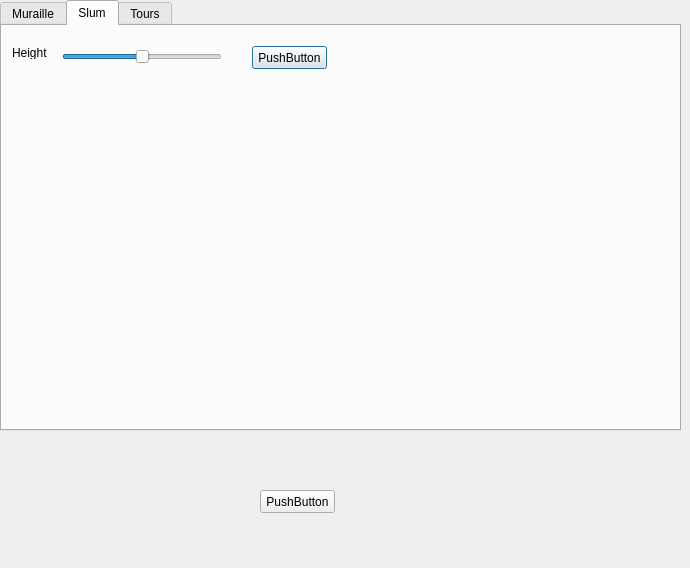
The window that interface.ui (Ghostmoonk/maya-python-castle) describes before a commit, drawn with Qt 5.
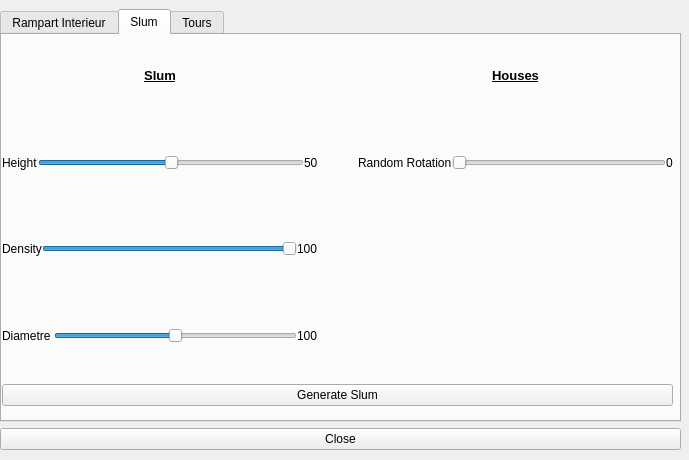
The same window after the commit. The open tabs and pages were chosen to show the change.

Commit message: Interface qui marche, ajout fonctions pour mash3 ajout onglet muraille

The edit to the form file:
```diff
--- a/interface.ui
+++ b/interface.ui
@@ -6,8 +6,8 @@
    <rect>
     <x>0</x>
     <y>0</y>
-    <width>690</width>
-    <height>568</height>
+    <width>689</width>
+    <height>460</height>
    </rect>
   </property>
   <property name="acceptDrops">
@@ -16,41 +16,299 @@
   <property name="windowTitle">
    <string>Generateur de Chateau</string>
   </property>
-  <widget class="QTabWidget" name="tabWidget">
+  <widget class="QWidget" name="verticalLayoutWidget">
    <property name="geometry">
     <rect>
      <x>0</x>
-     <y>0</y>
+     <y>9</y>
      <width>681</width>
-     <height>431</height>
+     <height>441</height>
     </rect>
    </property>
+   <layout class="QVBoxLayout" name="verticalLayout">
+    <item>
+     <widget class="QTabWidget" name="tabWidget">
    <property name="currentIndex">
     <number>1</number>
    </property>
    <widget class="QWidget" name="tab">
     <attribute name="title">
-     <string>Muraille</string>
-    </attribute>
+        <string>Rampart Interieur</string>
+       </attribute>
+       <widget class="QWidget" name="horizontalLayoutWidget_5">
+        <property name="geometry">
+         <rect>
+          <x>0</x>
+          <y>340</y>
+          <width>671</width>
+          <height>41</height>
+         </rect>
+        </property>
+        <layout class="QHBoxLayout" name="horizontalLayout_5">
+         <item>
+          <widget class="QPushButton" name="buttonRampInt">
+           <property name="text">
+            <string>Generer Rampart Intérieur</string>
+           </property>
+          </widget>
+         </item>
+        </layout>
+       </widget>
+       <widget class="QWidget" name="gridLayoutWidget_2">
+        <property name="geometry">
+         <rect>
+          <x>0</x>
+          <y>14</y>
+          <width>441</width>
+          <height>321</height>
+         </rect>
+        </property>
+        <layout class="QGridLayout" name="gridLayout_3">
+         <item row="1" column="0">
+          <layout class="QHBoxLayout" name="horizontalLayout_7">
+           <item>
+            <widget class="QLabel" name="label_11">
+             <property name="text">
+              <string>Hauteur</string>
+             </property>
+            </widget>
+           </item>
+           <item>
+            <widget class="QSlider" name="horizontalSlider_2">
+             <property name="maximum">
+              <number>16</number>
+             </property>
+             <property name="orientation">
+              <enum>Qt::Horizontal</enum>
+             </property>
+            </widget>
+           </item>
+          </layout>
+         </item>
+         <item row="4" column="0">
+          <layout class="QHBoxLayout" name="horizontalLayout_10">
+           <item>
+            <widget class="QLabel" name="label_14">
+             <property name="text">
+              <string>Ouverture</string>
+             </property>
+            </widget>
+           </item>
+           <item>
+            <widget class="QSlider" name="horizontalSlider_5">
+             <property name="orientation">
+              <enum>Qt::Horizontal</enum>
+             </property>
+            </widget>
+           </item>
+          </layout>
+         </item>
+         <item row="6" column="0">
+          <layout class="QGridLayout" name="gridLayout_4">
+           <item row="1" column="1">
+            <widget class="QSlider" name="horizontalSlider_7">
+             <property name="orientation">
+              <enum>Qt::Horizontal</enum>
+             </property>
+            </widget>
+           </item>
+           <item row="0" column="1">
+            <widget class="QLabel" name="label_28">
+             <property name="text">
+              <string>X</string>
+             </property>
+            </widget>
+           </item>
+           <item row="1" column="0">
+            <widget class="QLabel" name="label_16">
+             <property name="text">
+              <string>Decalage de la porte</string>
+             </property>
+            </widget>
+           </item>
+           <item row="1" column="2">
+            <widget class="QSlider" name="horizontalSlider_15">
+             <property name="orientation">
+              <enum>Qt::Horizontal</enum>
+             </property>
+            </widget>
+           </item>
+           <item row="0" column="2">
+            <widget class="QLabel" name="label_29">
+             <property name="text">
+              <string>Z</string>
+             </property>
+            </widget>
+           </item>
+          </layout>
+         </item>
+         <item row="2" column="0">
+          <layout class="QHBoxLayout" name="horizontalLayout_8">
+           <item>
+            <widget class="QLabel" name="label_12">
+             <property name="text">
+              <string>Résolution</string>
+             </property>
+            </widget>
+           </item>
+           <item>
+            <widget class="QSlider" name="horizontalSlider_3">
+             <property name="maximum">
+              <number>16</number>
+             </property>
+             <property name="orientation">
+              <enum>Qt::Horizontal</enum>
+             </property>
+            </widget>
+           </item>
+          </layout>
+         </item>
+         <item row="5" column="0">
+          <layout class="QHBoxLayout" name="horizontalLayout_11">
+           <item>
+            <widget class="QLabel" name="label_15">
+             <property name="text">
+              <string>Nombre de tours</string>
+             </property>
+            </widget>
+           </item>
+           <item>
+            <widget class="QSlider" name="horizontalSlider_6">
+             <property name="orientation">
+              <enum>Qt::Horizontal</enum>
+             </property>
+            </widget>
+           </item>
+          </layout>
+         </item>
+         <item row="3" column="0">
+          <layout class="QHBoxLayout" name="horizontalLayout_9">
+           <item>
+            <widget class="QLabel" name="label_13">
+             <property name="text">
+              <string>Rayon</string>
+             </property>
+            </widget>
+           </item>
+           <item>
+            <widget class="QSlider" name="horizontalSlider_4">
+             <property name="orientation">
+              <enum>Qt::Horizontal</enum>
+             </property>
+            </widget>
+           </item>
+          </layout>
+         </item>
+         <item row="0" column="0">
+          <widget class="QLabel" name="label_17">
+           <property name="font">
+            <font>
+             <pointsize>10</pointsize>
+             <weight>75</weight>
+             <bold>true</bold>
+             <underline>true</underline>
+            </font>
+           </property>
+           <property name="text">
+            <string>Rampart Intérieur </string>
+           </property>
+           <property name="alignment">
+            <set>Qt::AlignCenter</set>
+           </property>
+          </widget>
+         </item>
+        </layout>
+       </widget>
    </widget>
    <widget class="QWidget" name="tab_2">
     <attribute name="title">
      <string>Slum</string>
     </attribute>
-    <widget class="QSlider" name="slider1">
+       <widget class="QWidget" name="verticalLayoutWidget_2">
      <property name="geometry">
       <rect>
-       <x>60</x>
-       <y>20</y>
-       <width>160</width>
-       <height>22</height>
-      </rect>
-     </property>
+          <x>0</x>
+          <y>340</y>
+          <width>671</width>
+          <height>41</height>
+         </rect>
+        </property>
+        <layout class="QVBoxLayout" name="verticalLayout_2">
+         <item>
+          <widget class="QPushButton" name="buttonSlum">
+           <property name="text">
+            <string>Generate Slum</string>
+           </property>
+           <property name="checkable">
+            <bool>false</bool>
+           </property>
+           <property name="checked">
+            <bool>false</bool>
+           </property>
+           <property name="autoDefault">
+            <bool>true</bool>
+           </property>
+          </widget>
+         </item>
+        </layout>
+       </widget>
+       <widget class="QWidget" name="gridLayoutWidget">
+        <property name="geometry">
+         <rect>
+          <x>0</x>
+          <y>0</y>
+          <width>671</width>
+          <height>341</height>
+         </rect>
+        </property>
+        <layout class="QGridLayout" name="gridLayout">
+         <property name="horizontalSpacing">
+          <number>40</number>
+         </property>
+         <property name="verticalSpacing">
+          <number>6</number>
+         </property>
+         <item row="1" column="1">
+          <layout class="QHBoxLayout" name="horizontalLayout_3">
+           <item>
+            <widget class="QLabel" name="label_7">
+             <property name="text">
+              <string>Random Rotation</string>
+             </property>
+            </widget>
+           </item>
+           <item>
+            <widget class="QSlider" name="sliderHousesR">
+             <property name="orientation">
+              <enum>Qt::Horizontal</enum>
+             </property>
+            </widget>
+           </item>
+           <item>
+            <widget class="QLabel" name="label_8">
+             <property name="text">
+              <string>0</string>
+             </property>
+            </widget>
+           </item>
+          </layout>
+         </item>
+         <item row="1" column="0">
+          <layout class="QHBoxLayout" name="horizontalLayout">
+           <item>
+            <widget class="QLabel" name="label">
+             <property name="text">
+              <string>Height</string>
+             </property>
+            </widget>
+           </item>
+           <item>
+            <widget class="QSlider" name="sliderSlumH">
      <property name="whatsThis">
       <string>&lt;html&gt;&lt;head/&gt;&lt;body&gt;&lt;p&gt;height&lt;/p&gt;&lt;/body&gt;&lt;/html&gt;</string>
      </property>
      <property name="maximum">
-      <number>10</number>
+              <number>100</number>
      </property>
      <property name="singleStep">
       <number>1</number>
@@ -59,10 +317,10 @@
       <number>1</number>
      </property>
      <property name="value">
-      <number>5</number>
+              <number>50</number>
      </property>
      <property name="sliderPosition">
-      <number>5</number>
+              <number>50</number>
      </property>
      <property name="tracking">
       <bool>true</bool>
@@ -77,40 +335,115 @@
       <bool>false</bool>
      </property>
     </widget>
-    <widget class="QLabel" name="label">
-     <property name="geometry">
-      <rect>
-       <x>10</x>
-       <y>20</y>
-       <width>47</width>
-       <height>13</height>
-      </rect>
-     </property>
+           </item>
+           <item>
+            <widget class="QLabel" name="label_3">
+             <property name="text">
+              <string>50</string>
+             </property>
+            </widget>
+           </item>
+          </layout>
+         </item>
+         <item row="2" column="0">
+          <layout class="QHBoxLayout" name="horizontalLayout_2">
+           <item>
+            <widget class="QLabel" name="label_2">
      <property name="text">
-      <string>Height</string>
-     </property>
-    </widget>
-    <widget class="QPushButton" name="pushButton2">
-     <property name="geometry">
-      <rect>
-       <x>250</x>
-       <y>20</y>
-       <width>75</width>
-       <height>23</height>
-      </rect>
-     </property>
+              <string>Density</string>
+             </property>
+            </widget>
+           </item>
+           <item>
+            <widget class="QSlider" name="sliderSlumD">
+             <property name="maximum">
+              <number>100</number>
+             </property>
+             <property name="value">
+              <number>100</number>
+             </property>
+             <property name="orientation">
+              <enum>Qt::Horizontal</enum>
+             </property>
+            </widget>
+           </item>
+           <item>
+            <widget class="QLabel" name="label_4">
      <property name="text">
-      <string>PushButton</string>
-     </property>
-     <property name="checkable">
-      <bool>false</bool>
-     </property>
-     <property name="checked">
-      <bool>false</bool>
-     </property>
-     <property name="autoDefault">
-      <bool>true</bool>
-     </property>
+              <string>100</string>
+             </property>
+            </widget>
+           </item>
+          </layout>
+         </item>
+         <item row="0" column="0">
+          <widget class="QLabel" name="label_5">
+           <property name="font">
+            <font>
+             <pointsize>10</pointsize>
+             <weight>75</weight>
+             <bold>true</bold>
+             <underline>true</underline>
+            </font>
+           </property>
+           <property name="text">
+            <string>Slum</string>
+           </property>
+           <property name="alignment">
+            <set>Qt::AlignCenter</set>
+           </property>
+          </widget>
+         </item>
+         <item row="0" column="1">
+          <widget class="QLabel" name="label_6">
+           <property name="font">
+            <font>
+             <pointsize>10</pointsize>
+             <weight>75</weight>
+             <bold>true</bold>
+             <underline>true</underline>
+            </font>
+           </property>
+           <property name="text">
+            <string>Houses</string>
+           </property>
+           <property name="alignment">
+            <set>Qt::AlignCenter</set>
+           </property>
+          </widget>
+         </item>
+         <item row="3" column="0">
+          <layout class="QHBoxLayout" name="horizontalLayout_4">
+           <item>
+            <widget class="QLabel" name="label_9">
+             <property name="text">
+              <string>Diametre </string>
+             </property>
+            </widget>
+           </item>
+           <item>
+            <widget class="QSlider" name="sliderSlumDiam">
+             <property name="maximum">
+              <number>200</number>
+             </property>
+             <property name="value">
+              <number>100</number>
+             </property>
+             <property name="orientation">
+              <enum>Qt::Horizontal</enum>
+             </property>
+            </widget>
+           </item>
+           <item>
+            <widget class="QLabel" name="label_10">
+             <property name="text">
+              <string>100</string>
+             </property>
+            </widget>
+           </item>
+          </layout>
+         </item>
+        </layout>
     </widget>
    </widget>
    <widget class="QWidget" name="tab_3">
@@ -119,18 +452,15 @@
     </attribute>
    </widget>
   </widget>
-  <widget class="QPushButton" name="pushButtonD">
-   <property name="geometry">
-    <rect>
-     <x>260</x>
-     <y>490</y>
-     <width>75</width>
-     <height>23</height>
-    </rect>
-   </property>
+    </item>
+    <item>
+     <widget class="QPushButton" name="buttonClose">
    <property name="text">
-    <string>PushButton</string>
-   </property>
+       <string>Close</string>
+      </property>
+     </widget>
+    </item>
+   </layout>
   </widget>
  </widget>
  <tabstops>
```
Left out of the diff: 50 changed lines with no effect on the pictures. Lines whose indentation alone changed are shown as unchanged. The commit also changes 23 other files.
